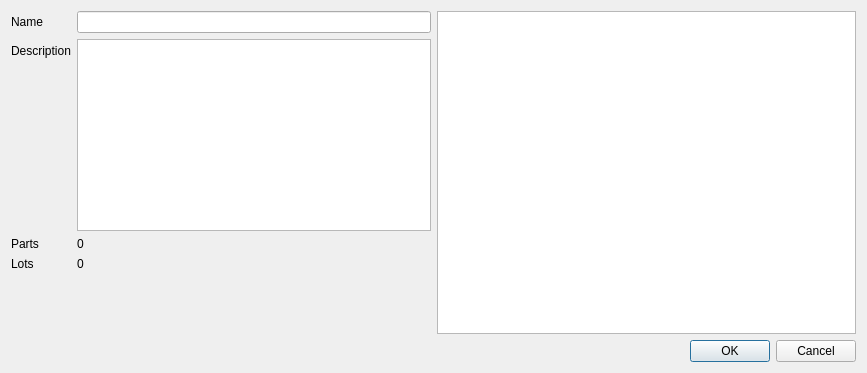
Above: ui/containerDetailDialog.ui from Syadon/BrickCollectionManager before the change. Below: the same form after it.
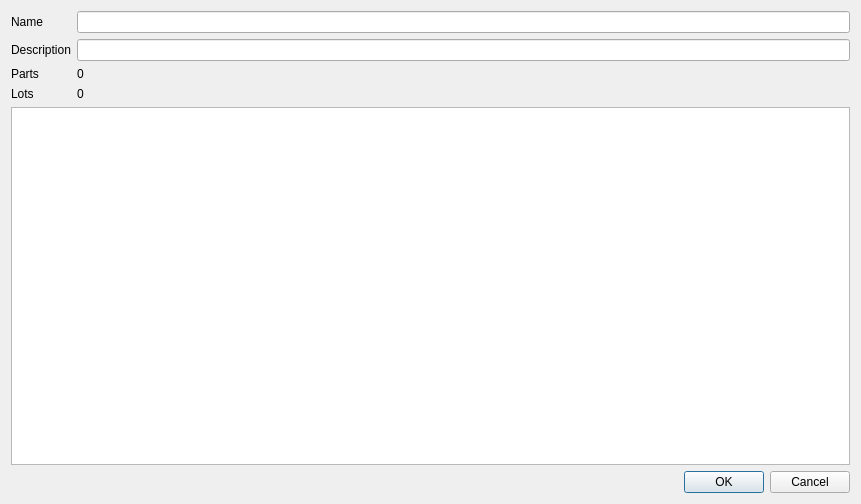
That is the form after the change.

Commit message: Changed container destription to lineedit

The edit to the form file:
```diff
--- a/ui/containerDetailDialog.ui
+++ b/ui/containerDetailDialog.ui
@@ -6,8 +6,8 @@
    <rect>
     <x>0</x>
     <y>0</y>
-    <width>867</width>
-    <height>373</height>
+    <width>861</width>
+    <height>504</height>
    </rect>
   </property>
   <property name="windowTitle">
@@ -15,8 +15,6 @@
   </property>
   <layout class="QVBoxLayout" name="verticalLayout">
    <item>
-    <layout class="QHBoxLayout" name="horizontalLayout">
-     <item>
       <layout class="QFormLayout" name="infoLayout">
        <item row="0" column="0">
         <widget class="QLabel" name="nameLabel">
@@ -35,9 +33,6 @@
          </property>
         </widget>
        </item>
-       <item row="1" column="1">
-        <widget class="QTextEdit" name="description_edit"/>
-       </item>
        <item row="2" column="0">
         <widget class="QLabel" name="partsLabel">
          <property name="text">
@@ -66,18 +61,8 @@
          </property>
         </widget>
        </item>
-       <item row="4" column="1">
-        <spacer name="verticalSpacer">
-         <property name="orientation">
-          <enum>Qt::Orientation::Vertical</enum>
-         </property>
-         <property name="sizeHint" stdset="0">
-          <size>
-           <width>20</width>
-           <height>40</height>
-          </size>
-         </property>
-        </spacer>
+     <item row="1" column="1">
+      <widget class="QLineEdit" name="description_edit"/>
        </item>
       </layout>
      </item>
@@ -98,8 +83,6 @@
           <number>70</number>
          </attribute>
         </widget>
-       </item>
-      </layout>
      </item>
     </layout>
    </item>
```
Lines whose indentation alone changed are shown as unchanged. The commit also changes 2 other files.
